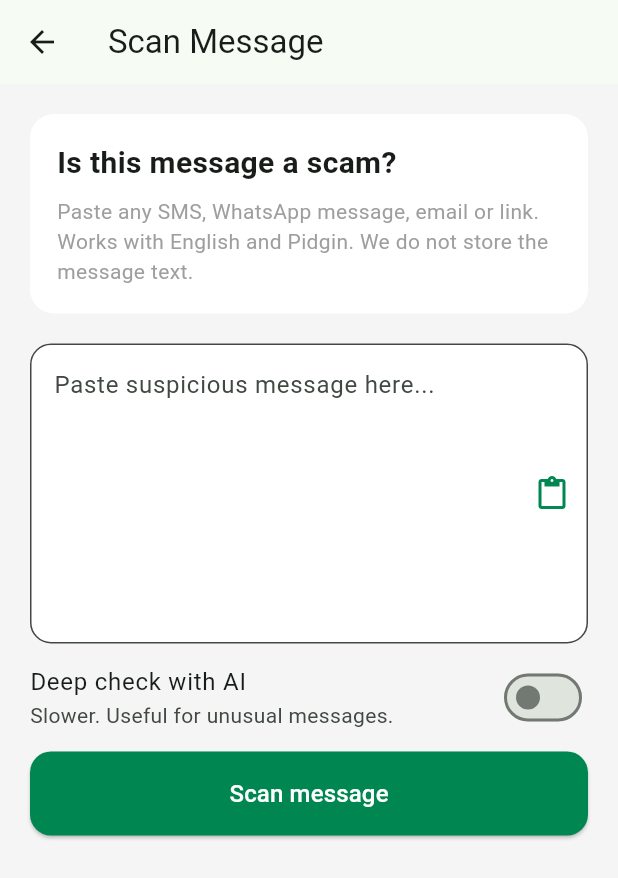
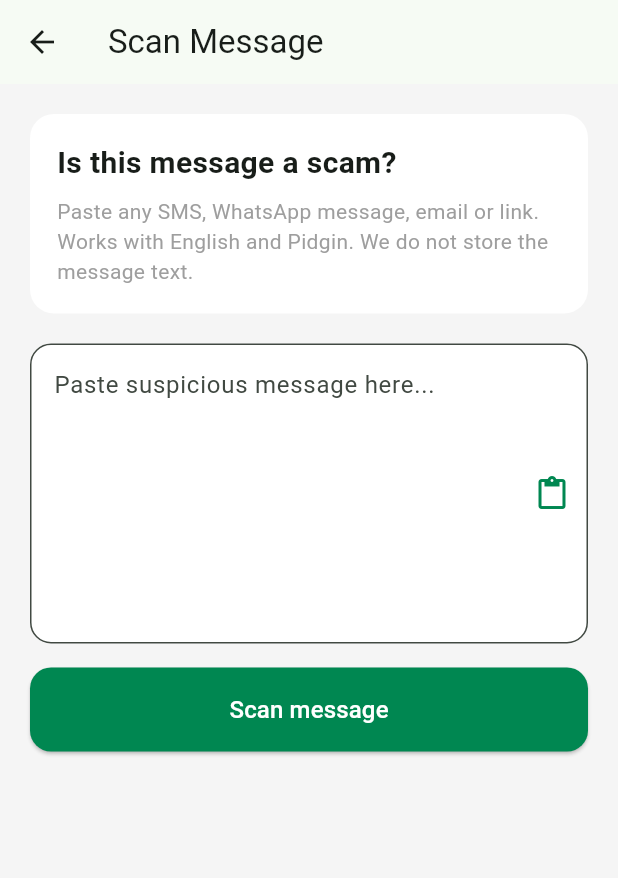
Before and after one commit to Oaawal/PhishTriageApp, a Flutter app: the MessageScannerScreen screen opened directly, on a phone screen of 412 x 824 dp. Shown: the top 878 px of the screen. Run offline on Flutter 3.47's test engine with Material 3 defaults, Android fonts, the phone set to English and light mode, and no system bars; our stand-ins replace share_plus, shared_preferences; accounts and stored records are empty; network calls fail.

Commit message:
Remove the MiMo/LLM deep check
Co-Authored-By: Claude Opus 5.5 <noreply@anthropic.com>
Claude-Session: https://claude.ai/code/session_01WUoGXb81bjh7ufn2q8rB5p

```diff
--- a/lib/message_scanner_screen.dart
+++ b/lib/message_scanner_screen.dart
@@ -22,7 +22,6 @@ class _MessageScannerScreenState extends State<MessageScannerScreen> {
 
   Map<String, dynamic>? _result;
   bool _isLoading = false;
-  bool _deepCheck = false;
   String? _error;
 
   @override
@@ -58,7 +57,6 @@ class _MessageScannerScreenState extends State<MessageScannerScreen> {
       final data = await ApiClient.post('/analyze', body: {
         'message': text,
         'channel': 'app',
-        'deep': _deepCheck,
       });
       setState(() => _result = Map<String, dynamic>.from(data as Map));
     } on ApiException catch (e) {
@@ -193,7 +191,6 @@ Checked with PhishTriage.''';
     final color = _riskColor();
     final accounts = _indicator('accounts');
     final phones = _indicator('phones');
-    final llm = _result?['llm'] as Map?;
     return Container(
       width: double.infinity,
       padding: const EdgeInsets.all(18),
@@ -215,7 +212,7 @@ Checked with PhishTriage.''';
                   children: [
                     Text('$_risk Risk',
                         style: TextStyle(fontSize: 24, fontWeight: FontWeight.bold, color: color)),
-                    Text('Score ${_result?['score']}/100${llm?['used'] == true ? ' · AI checked' : ''}',
+                    Text('Score ${_result?['score']}/100',
                         style: const TextStyle(color: Colors.grey)),
                   ],
                 ),
@@ -314,14 +311,7 @@ Checked with PhishTriage.''';
                 ),
               ),
             ),
-            SwitchListTile(
-              contentPadding: EdgeInsets.zero,
-              value: _deepCheck,
-              onChanged: _isLoading ? null : (v) => setState(() => _deepCheck = v),
-              title: const Text('Deep check with AI'),
-              subtitle: const Text('Slower. Useful for unusual messages.'),
-              activeThumbColor: const Color(0xFF008751),
-            ),
+            const SizedBox(height: 16),
             ElevatedButton(
               onPressed: _isLoading ? null : _scan,
               style: ElevatedButton.styleFrom(
```
Also changed, not shown: 1 other file.
